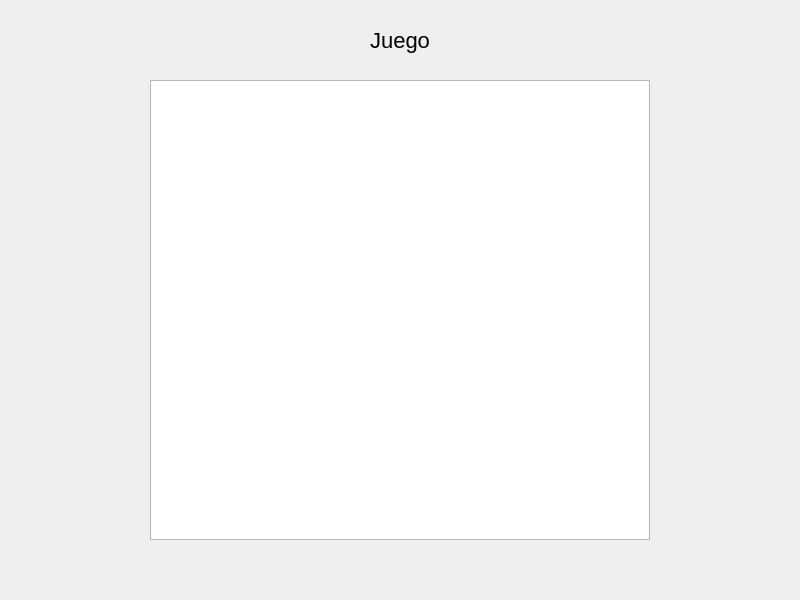
Old version of the form views/Vista_juego.ui in the repository JuanLoaiza007/Proyecto-1-IA-2024-I.
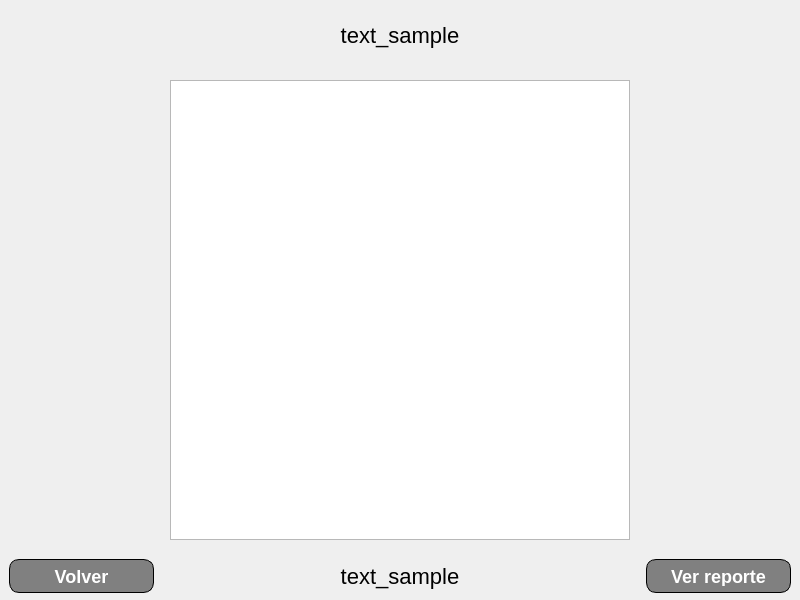
New version of the form.

Commit message: refactor and redesign window layout

```diff
--- a/views/Vista_juego.ui
+++ b/views/Vista_juego.ui
@@ -480,13 +480,13 @@
       <property name="minimumSize">
        <size>
         <width>800</width>
-        <height>80</height>
+        <height>70</height>
        </size>
       </property>
       <property name="maximumSize">
        <size>
         <width>16777215</width>
-        <height>80</height>
+        <height>70</height>
        </size>
       </property>
       <property name="frameShape">
@@ -499,7 +499,7 @@
        <item>
         <widget class="QLabel" name="lbl_titulo">
          <property name="text">
-          <string>Juego</string>
+          <string>text_sample</string>
          </property>
          <property name="alignment">
           <set>Qt::AlignCenter</set>
@@ -526,102 +526,8 @@
       <property name="frameShadow">
        <enum>QFrame::Raised</enum>
       </property>
-      <layout class="QHBoxLayout" name="horizontalLayout">
-       <property name="spacing">
-        <number>0</number>
-       </property>
-       <property name="leftMargin">
-        <number>0</number>
-       </property>
-       <property name="topMargin">
-        <number>0</number>
-       </property>
-       <property name="rightMargin">
-        <number>0</number>
-       </property>
-       <property name="bottomMargin">
-        <number>0</number>
-       </property>
-       <item>
-        <widget class="QFrame" name="frame_4">
-         <property name="minimumSize">
-          <size>
-           <width>100</width>
-           <height>400</height>
-          </size>
-         </property>
-         <property name="maximumSize">
-          <size>
-           <width>150</width>
-           <height>16777215</height>
-          </size>
-         </property>
-         <property name="frameShape">
-          <enum>QFrame::NoFrame</enum>
-         </property>
-         <property name="frameShadow">
-          <enum>QFrame::Raised</enum>
-         </property>
-        </widget>
-       </item>
-       <item>
-        <widget class="QFrame" name="frame_5">
-         <property name="minimumSize">
-          <size>
-           <width>500</width>
-           <height>400</height>
-          </size>
-         </property>
-         <property name="frameShape">
-          <enum>QFrame::NoFrame</enum>
-         </property>
-         <property name="frameShadow">
-          <enum>QFrame::Raised</enum>
-         </property>
-         <property name="class" stdset="0">
-          <string/>
-         </property>
          <layout class="QGridLayout" name="gridLayout">
-          <property name="leftMargin">
-           <number>0</number>
-          </property>
-          <property name="topMargin">
-           <number>0</number>
-          </property>
-          <property name="rightMargin">
-           <number>0</number>
-          </property>
-          <property name="bottomMargin">
-           <number>0</number>
-          </property>
-          <property name="spacing">
-           <number>0</number>
-          </property>
           <item row="0" column="0">
-           <widget class="QFrame" name="frame_11">
-            <property name="frameShape">
-             <enum>QFrame::NoFrame</enum>
-            </property>
-            <property name="frameShadow">
-             <enum>QFrame::Raised</enum>
-            </property>
-            <layout class="QHBoxLayout" name="horizontalLayout_2">
-             <property name="spacing">
-              <number>0</number>
-             </property>
-             <property name="leftMargin">
-              <number>0</number>
-             </property>
-             <property name="topMargin">
-              <number>0</number>
-             </property>
-             <property name="rightMargin">
-              <number>0</number>
-             </property>
-             <property name="bottomMargin">
-              <number>0</number>
-             </property>
-             <item>
               <widget class="QTableWidget" name="table_mapa">
                <property name="sizePolicy">
                 <sizepolicy hsizetype="Fixed" vsizetype="Fixed">
@@ -631,14 +537,14 @@
                </property>
                <property name="minimumSize">
                 <size>
-                 <width>0</width>
-                 <height>0</height>
+           <width>460</width>
+           <height>460</height>
                 </size>
                </property>
                <property name="maximumSize">
                 <size>
-                 <width>850</width>
-                 <height>790</height>
+           <width>460</width>
+           <height>460</height>
                 </size>
                </property>
                <property name="sizeIncrement">
@@ -720,98 +626,18 @@
             </layout>
            </widget>
           </item>
-         </layout>
-        </widget>
-       </item>
        <item>
-        <widget class="QFrame" name="frame_6">
-         <property name="minimumSize">
-          <size>
-           <width>100</width>
-           <height>400</height>
-          </size>
-         </property>
-         <property name="maximumSize">
-          <size>
-           <width>150</width>
-           <height>16777215</height>
-          </size>
-         </property>
-         <property name="frameShape">
-          <enum>QFrame::NoFrame</enum>
-         </property>
-         <property name="frameShadow">
-          <enum>QFrame::Raised</enum>
-         </property>
-        </widget>
-       </item>
-      </layout>
-     </widget>
-    </item>
-    <item>
-     <widget class="QFrame" name="frame_3">
+     <widget class="QFrame" name="footer">
       <property name="minimumSize">
        <size>
         <width>800</width>
-        <height>60</height>
+        <height>50</height>
        </size>
       </property>
       <property name="maximumSize">
        <size>
         <width>16777215</width>
-        <height>60</height>
-       </size>
-      </property>
-      <property name="frameShape">
-       <enum>QFrame::NoFrame</enum>
-      </property>
-      <property name="frameShadow">
-       <enum>QFrame::Raised</enum>
-      </property>
-      <layout class="QVBoxLayout" name="verticalLayout_2">
-       <property name="spacing">
-        <number>0</number>
-       </property>
-       <property name="leftMargin">
-        <number>0</number>
-       </property>
-       <property name="topMargin">
-        <number>0</number>
-       </property>
-       <property name="rightMargin">
-        <number>0</number>
-       </property>
-       <property name="bottomMargin">
-        <number>0</number>
-       </property>
-       <item>
-        <widget class="QFrame" name="frame_7">
-         <property name="minimumSize">
-          <size>
-           <width>0</width>
-           <height>20</height>
-          </size>
-         </property>
-         <property name="maximumSize">
-          <size>
-           <width>16777215</width>
-           <height>40</height>
-          </size>
-         </property>
-         <property name="frameShape">
-          <enum>QFrame::NoFrame</enum>
-         </property>
-         <property name="frameShadow">
-          <enum>QFrame::Raised</enum>
-         </property>
-        </widget>
-       </item>
-       <item>
-        <widget class="QFrame" name="frame_8">
-         <property name="minimumSize">
-          <size>
-           <width>0</width>
-           <height>40</height>
+        <height>50</height>
           </size>
          </property>
          <property name="frameShape">
@@ -824,16 +650,38 @@
           <string>background-primary</string>
          </property>
          <layout class="QHBoxLayout" name="horizontalLayout_4">
-          <property name="topMargin">
-           <number>0</number>
-          </property>
-          <property name="bottomMargin">
-           <number>0</number>
-          </property>
+       <item>
+        <widget class="QPushButton" name="btn_volver">
+         <property name="minimumSize">
+          <size>
+           <width>145</width>
+           <height>34</height>
+          </size>
+         </property>
+         <property name="maximumSize">
+          <size>
+           <width>145</width>
+           <height>34</height>
+          </size>
+         </property>
+         <property name="text">
+          <string>Volver</string>
+         </property>
+         <property name="class" stdset="0">
+          <string>btn-outline-dark h6</string>
+         </property>
+        </widget>
+       </item>
           <item>
            <widget class="QLabel" name="lbl_estado_agente">
+         <property name="minimumSize">
+          <size>
+           <width>0</width>
+           <height>34</height>
+          </size>
+         </property>
             <property name="text">
-             <string/>
+          <string>text_sample</string>
             </property>
             <property name="alignment">
              <set>Qt::AlignCenter</set>
@@ -843,7 +691,26 @@
             </property>
            </widget>
           </item>
-         </layout>
+       <item>
+        <widget class="QPushButton" name="btn_ver_reporte">
+         <property name="minimumSize">
+          <size>
+           <width>145</width>
+           <height>34</height>
+          </size>
+         </property>
+         <property name="maximumSize">
+          <size>
+           <width>145</width>
+           <height>34</height>
+          </size>
+         </property>
+         <property name="text">
+          <string>Ver reporte</string>
+         </property>
+         <property name="class" stdset="0">
+          <string>btn-outline-danger h6</string>
+         </property>
         </widget>
        </item>
       </layout>
```
Left out of the diff: 4 changed lines with no effect on the pictures. Lines whose indentation alone changed are shown as unchanged. The commit also changes 1 other file.
